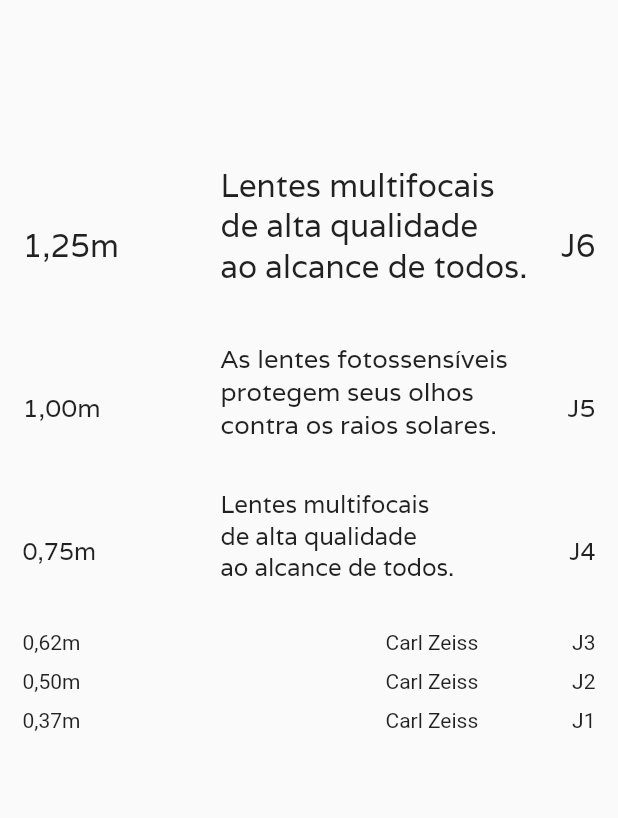
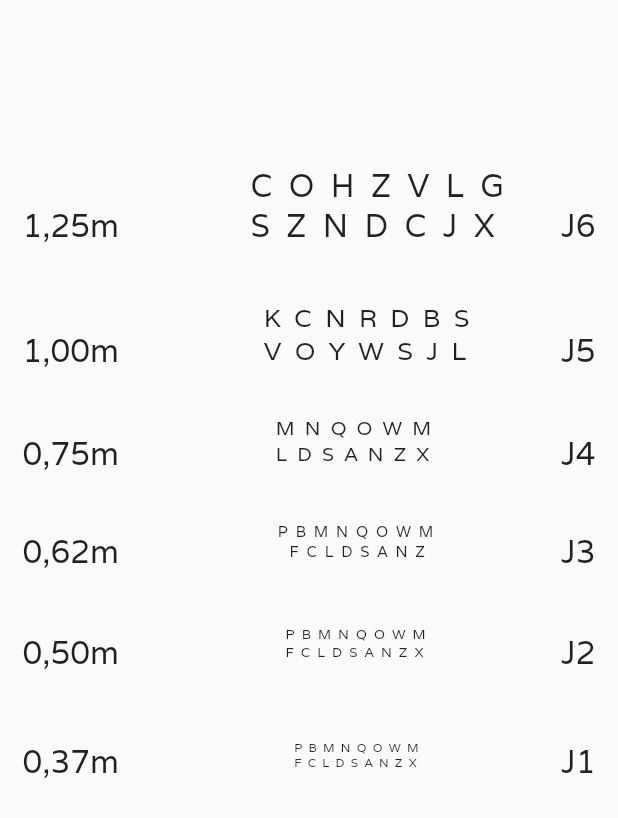
Before and after one commit to JonatasnCosta/tabeladeperto, a Flutter app: the screen it shows after launch, on a phone screen of 412 x 824 dp. Shown: the top 818 px of the screen. Run offline on Flutter 3.47's test engine with Material 2 defaults, Android fonts, the phone set to English and light mode, and no system bars.

Commit message:
Criado o J3, J2 e J1

```diff
--- a/tabeladeperto_app/lib/Tabela.dart
+++ b/tabeladeperto_app/lib/Tabela.dart
@@ -22,13 +22,13 @@ class _TabelaState extends State<Tabela> {
               ),
               ),
               Container(
-            width: 250.0,
+            width: 230.0,
             child: Row(
               mainAxisAlignment: MainAxisAlignment.spaceBetween,
               children: <Widget>[
-                Text("Lentes multifocais\n"
-                     "de alta qualidade \n"
-                     "ao alcance de todos.\n",
+                Text("C  O  H  Z  V  L  G\n"
+                     "S  Z  N  D  C  J  X \n",
+                     //"ao alcance de todos.\n",
               style: TextStyle(fontFamily: ('Varela'),
               fontSize: 21.0
               ),
@@ -49,24 +49,24 @@ class _TabelaState extends State<Tabela> {
            children: <Widget>[
               Text('1,00m',
                style: TextStyle(fontFamily: ('Varela'),
-              fontSize: 17.0
+              fontSize: 21.0
               ),
               ),
               Container(
-            width: 250.0,
+            width: 230.0,
             child: Row(
               mainAxisAlignment: MainAxisAlignment.spaceBetween,
               children: <Widget>[
-                Text("As lentes fotossensíveis \n"
-                     "protegem seus olhos \n"
-                     "contra os raios solares.\n",
+                Text("  K  C  N  R  D  B  S \n"
+                     "  V  O  Y  W  S  J  L  \n",
+                     //"contra os raios solares.\n",
                       style: TextStyle(fontFamily: ('Varela'),
               fontSize: 17.0
               ),
               ),
                 Text('J5',
                  style: TextStyle(fontFamily: ('Varela'),
-              fontSize: 17.0
+              fontSize: 21.0
               ),
               )
               ],
@@ -80,24 +80,23 @@ class _TabelaState extends State<Tabela> {
            children: <Widget>[
               Text('0,75m',
               style: TextStyle(fontFamily: ('Varela'),
-              fontSize: 16.0
+              fontSize: 21.0
               ),
               ),
               Container(
-            width: 250.0,
+            width: 230.0,
             child: Row(
               mainAxisAlignment: MainAxisAlignment.spaceBetween,
               children: <Widget>[
-                Text("Lentes multifocais\n"
-                     "de alta qualidade \n"
-                     "ao alcance de todos.\n",
-                     style: TextStyle(fontFamily: ('Varela'),
-                    fontSize: 16.0
+                Text("     M  N  Q  O  W  M\n"
+                     "     L  D  S  A  N  Z  X \n",
+                    style: TextStyle(fontFamily: ('Varela'),
+                    fontSize: 13.0
               ),
                      ),
                 Text('J4',
               style: TextStyle(fontFamily: ('Varela'),
-              fontSize: 16.0
+              fontSize: 21.0
               ),
                 )
               ],
@@ -105,52 +104,91 @@ class _TabelaState extends State<Tabela> {
           )
          ],
         ),
-         Padding(padding: EdgeInsets.only(left: 15.0, top: 10.0, right: 15.0 )),
+         Padding(padding: EdgeInsets.only(left: 15.0, top: 20.0, right: 15.0 )),
          Row(
            mainAxisAlignment: MainAxisAlignment.spaceBetween,
            children: <Widget>[
-              Text('0,62m'),
+              Text('0,62m',
+                style: TextStyle(fontFamily: ('Varela'),
+              fontSize: 21.0
+              ),
+              ),
               Container(
-            width: 140.0,
+            width: 230.0,
             child: Row(
               mainAxisAlignment: MainAxisAlignment.spaceBetween,
               children: <Widget>[
-                Text('Carl Zeiss'),
-                Text('J3')
+                Text("       P  B  M  N  Q  O  W  M  \n"
+                     "          F  C  L  D  S  A  N  Z \n",
+                     style: TextStyle(fontFamily: ('Varela'),
+                    fontSize: 10.0
+                  ),
+                  ),
+                Text('J3',
+                  style: TextStyle(fontFamily: ('Varela'),
+              fontSize: 21.0
+              ),
+                )
               ],
             ),
           )
          ],
         ),
-         Padding(padding: EdgeInsets.only(left: 15.0, top: 10.0, right: 15.0 )),
+         Padding(padding: EdgeInsets.only(left: 15.0, top: 30.0, right: 15.0 )),
          Row(
            mainAxisAlignment: MainAxisAlignment.spaceBetween,
            children: <Widget>[
-              Text('0,50m'),
+              Text('0,50m',
+               style: TextStyle(fontFamily: ('Varela'),
+              fontSize: 21.0
+              ),
+              ),
               Container(
-            width: 140.0,
+            width: 230.0,
             child: Row(
               mainAxisAlignment: MainAxisAlignment.spaceBetween,
               children: <Widget>[
-                Text('Carl Zeiss'),
-                Text('J2')
+                Text("          P  B  M  N  Q  O  W  M\n"
+                     "          F  C  L  D  S  A  N  Z  X \n",
+                     style: TextStyle(fontFamily: ('Varela'),
+                    fontSize: 9.0
+                  ),
+                ),
+                Text('J2',
+                style: TextStyle(fontFamily: ('Varela'),
+              fontSize: 21.0
+              ),
+                )
               ],
             ),
           )
          ],
         ),
-         Padding(padding: EdgeInsets.only(left: 15.0, top: 10.0, right: 15.0 )),
+         Padding(padding: EdgeInsets.only(left: 15.0, top: 40.0, right: 15.0 )),
          Row(
            mainAxisAlignment: MainAxisAlignment.spaceBetween,
            children: <Widget>[
-              Text('0,37m'),
+              Text('0,37m',
+              style: TextStyle(fontFamily: ('Varela'),
+              fontSize: 21.0
+              ),
+              ),
               Container(
-            width: 140.0,
+            width: 230.0,
             child: Row(
               mainAxisAlignment: MainAxisAlignment.spaceBetween,
               children: <Widget>[
-                Text('Carl Zeiss'),
-                Text('J1')
+                Text("              P  B  M  N  Q  O  W  M\n"
+                     "              F  C  L  D  S  A  N  Z  X \n",
+                     style: TextStyle(fontFamily: ('Varela'),
+                    fontSize: 8.0
+                  ),
+                ),
+                Text('J1',
+                 style: TextStyle(fontFamily: ('Varela'),
+              fontSize: 21.0
+              ),
+                )
               ],
             ),
           )
```
